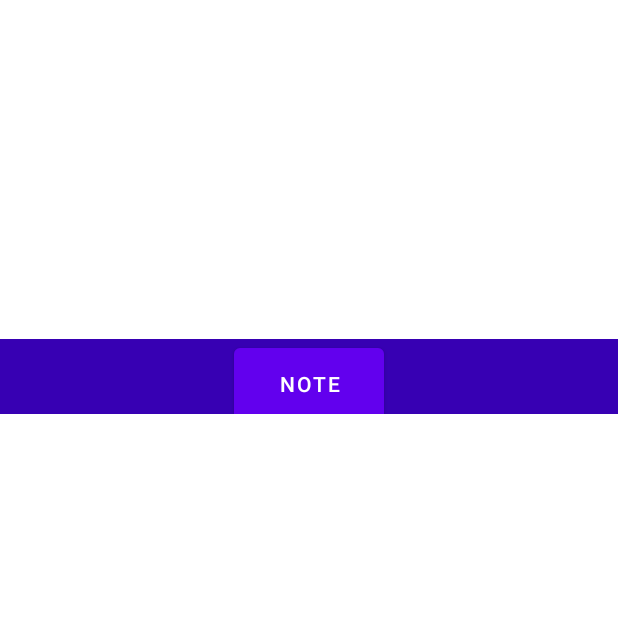
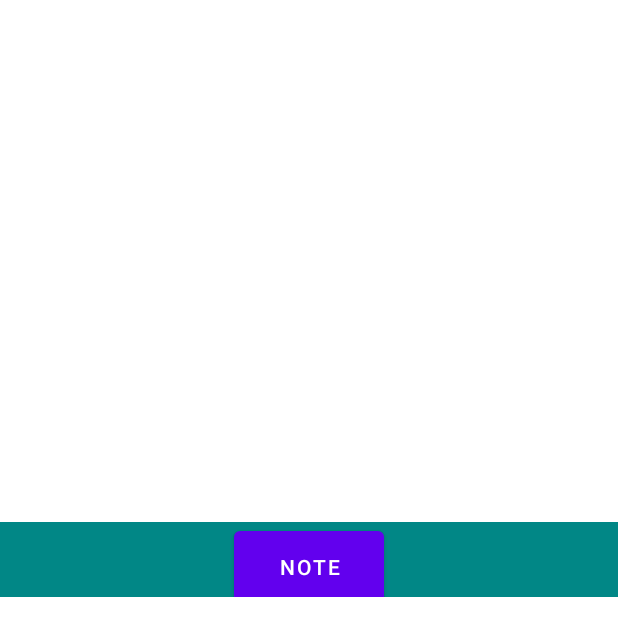
Before and after one commit to MadMakZa/HealthDiary, an Android app: the layout bottomsheet_fragment.xml on its own in the app's theme, with its tools: preview values and no code run, on a phone screen of 412 x 824 dp. Shown: the top 636 px of the screen. Run offline under Robolectric (Android 15) with nearby library versions, the phone set to English and light mode, and no system bars.

Commit message:
add calendarView

```diff
--- a/app/src/main/res/layout/bottomsheet_fragment.xml
+++ b/app/src/main/res/layout/bottomsheet_fragment.xml
@@ -17,9 +17,10 @@
 
 
         <LinearLayout
+            android:id="@+id/linearLayout"
             android:layout_width="match_parent"
             android:layout_height="wrap_content"
-        android:background="@color/design_default_color_primary_dark"
+            android:background="@color/teal_700"
             android:orientation="vertical"
             app:behavior_hideable="false"
             app:behavior_peekHeight="50dp"
@@ -29,29 +30,21 @@
                 android:id="@+id/btnAddNote"
                 android:layout_width="100dp"
                 android:layout_height="60dp"
+                android:layout_gravity="center"
                 android:onClick="@{() -> viewModel.onClickAddNote()}"
-            android:text="Note"
-            android:layout_gravity="center" />
+                android:text="Note" />
 
-        <TextView
-            android:id="@+id/textView"
+
+            <CalendarView
+                android:id="@+id/calendarView"
                 android:layout_width="match_parent"
-            android:layout_height="150dp"
-            android:background="@color/design_default_color_primary"
-            android:gravity="center"
-            android:textColor="@android:color/white" />
-
-        <TextView
-            android:id="@+id/textView2"
-            android:layout_width="match_parent"
-            android:layout_height="50dp"
-            android:layout_marginTop="16dp"
-            android:background="@color/design_default_color_primary"
-            android:gravity="center"
-            android:text="Calendar must be here"
-            android:textColor="@android:color/white" />
+                android:layout_height="wrap_content"
+                app:layout_anchor="@+id/linearLayout"
+                app:layout_anchorGravity="top|center" />
 
         </LinearLayout>
+
+
 
     </androidx.coordinatorlayout.widget.CoordinatorLayout>
 
```
Lines whose indentation alone changed are shown as unchanged.
